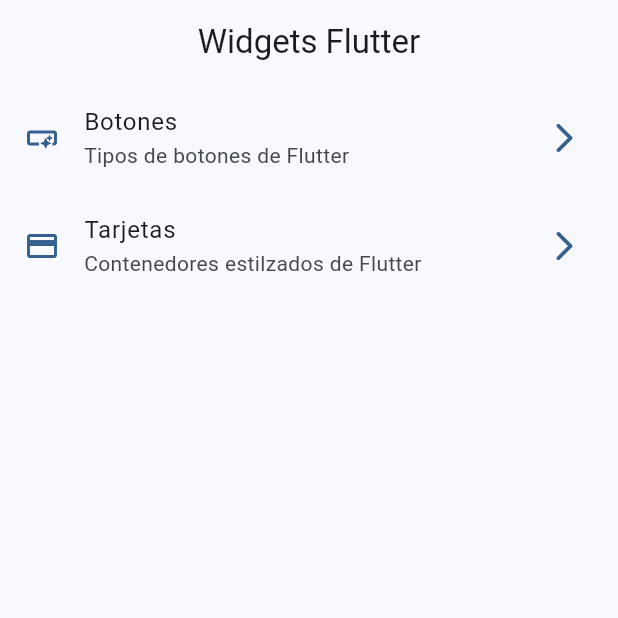
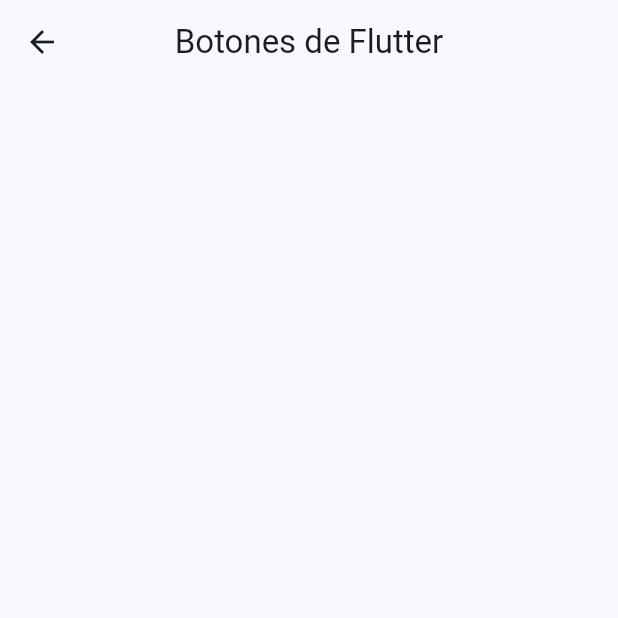
Before and after one commit to Axzyz/widgets_app, a Flutter app: the screen it shows after launch, after a tap on "Botones", on a phone screen of 412 x 824 dp, the top half of it. Run offline on Flutter 3.47's test engine with Material 3 defaults, Android fonts, the phone set to English and light mode, and no system bars.

Commit message:
Rutas basicas configuradas
Se habilita la navegacion con ruteo basico de flutter

```diff
--- a/analysis_options.yaml
+++ b/analysis_options.yaml
@@ -1 +1,5 @@
 include: package:flutter_lints/flutter.yaml
+linter:
+  rules:
+    - prefer_const_constructors
+    - prefer_const_literals_to_create_immutables
--- a/lib/config/menu/menu_items.dart
+++ b/lib/config/menu/menu_items.dart
@@ -24,7 +24,7 @@ const appMenuItems = <MenuItem>[
   MenuItem(
     title: 'Tarjetas',
     subTitle: 'Contenedores estilzados de Flutter',
-    link: '/card',
+    link: '/cards',
     icon: Icons.credit_card,
   ),
 ];
--- a/lib/main.dart
+++ b/lib/main.dart
@@ -1,5 +1,7 @@
 import 'package:flutter/material.dart';
 import 'package:widgets_app/config/theme/app_theme.dart';
+import 'package:widgets_app/presentation/screens/buttons/buttons_screen.dart';
+import 'package:widgets_app/presentation/screens/cards/cards_screen.dart';
 import 'package:widgets_app/presentation/screens/home/home_screen.dart';
 
 void main() {
@@ -13,9 +15,13 @@ class MainApp extends StatelessWidget {
   Widget build(BuildContext context) {
     return MaterialApp(
       theme: AppTheme(selectedColor: 0).getTheme(),
-      home: Scaffold(
+      home: const Scaffold(
         body: HomeScreen()
       ),
+      routes: {
+        '/buttons': (context) => const ButtonsScreen(),
+        '/cards': (context) => const CardsScreen()
+      },
     );
   }
 }
--- /dev/null
+++ b/lib/presentation/screens/buttons/buttons_screen.dart
@@ -0,0 +1,10 @@
+import 'package:flutter/material.dart';
+
+class ButtonsScreen extends StatelessWidget {
+  const ButtonsScreen({super.key});
+
+  @override
+  Widget build(BuildContext context) {
+    return Scaffold(appBar: AppBar(title: const Text('Botones de Flutter')));
+  }
+}
--- a/lib/presentation/screens/home/home_screen.dart
+++ b/lib/presentation/screens/home/home_screen.dart
@@ -1,5 +1,6 @@
 import 'package:flutter/material.dart';
 import 'package:widgets_app/config/menu/menu_items.dart';
+import 'package:widgets_app/presentation/screens/buttons/buttons_screen.dart';
 
 class HomeScreen extends StatelessWidget {
   const HomeScreen({super.key});
@@ -8,7 +9,7 @@ class HomeScreen extends StatelessWidget {
   Widget build(BuildContext context) {
     return Scaffold(
       appBar: AppBar(title: const Text('Widgets Flutter')),
-      body: _HomeView(),
+      body: const _HomeView(),
     );
   }
 }
@@ -42,10 +43,12 @@ class _CustomListTile extends StatelessWidget {
       leading: Icon(menuItem.icon),
       title: Text(menuItem.title),
       subtitle: Text(menuItem.subTitle),
-      trailing: Icon(Icons.arrow_forward_ios_rounded),
+      trailing: const Icon(Icons.arrow_forward_ios_rounded),
       iconColor: colors.primary,
       onTap: (){
-        // TODO: Navegar a otras pantallas
+        Navigator.pushNamed(context, menuItem.link);
+        // Tipo navegacion rutas sin nombre
+        // Navigator.of(context).push(MaterialPageRoute(builder: (context) => const ButtonsScreen()));
       },
     );
   }
```
Also changed, not shown: lib/presentation/screens/cards/cards_screen.dart (added, +10 -0 lines).
